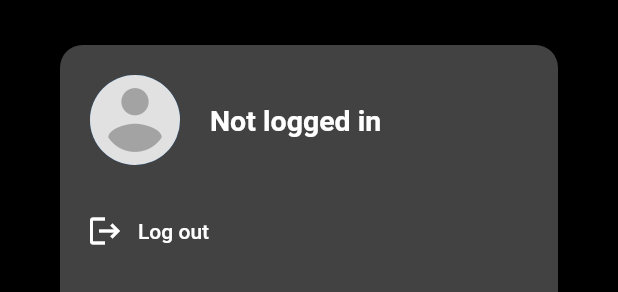
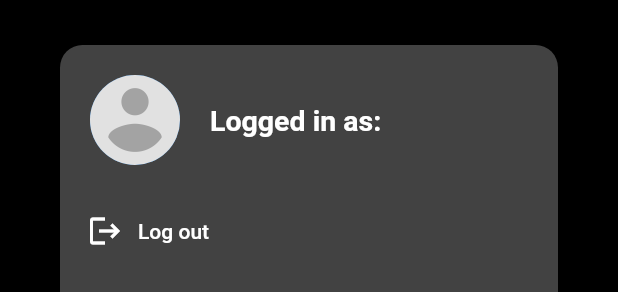
Before and after one commit to kosodrzewina/playlister, a Flutter app: the ProfileDialog widget shown alone on an empty page, opened directly, after a tap on "Log in", on a phone screen of 412 x 824 dp. Shown: the part 375-667 px from the top of the screen. Run offline on Flutter 3.47's test engine with Material 2 defaults, Android fonts, the phone set to English and light mode, and no system bars; our stand-ins replace flutter_svg, fluttertoast, mobx, shared_preferences; accounts and stored records are empty; generated files the repository leaves out were written again; project files that could hold a hidden picture were left out.

Commit message:
theming stuff

```diff
--- a/lib/pages/api_key_dialog.dart
+++ b/lib/pages/api_key_dialog.dart
@@ -31,10 +31,6 @@ class _ApiKeyDialogState extends State<ApiKeyDialog> {
   @override
   Widget build(BuildContext context) {
     return Dialog(
-      backgroundColor: Theme.of(context).cardColor,
-      shape: RoundedRectangleBorder(
-        borderRadius: BorderRadius.circular(15),
-      ),
       child: Column(
         mainAxisSize: MainAxisSize.min,
         children: [
--- a/lib/pages/profile_dialog.dart
+++ b/lib/pages/profile_dialog.dart
@@ -17,9 +17,6 @@ class _ProfileDialogState extends State<ProfileDialog> {
   @override
   Widget build(BuildContext context) {
     return Dialog(
-      shape: RoundedRectangleBorder(
-        borderRadius: BorderRadius.circular(15),
-      ),
       child: Column(
         mainAxisSize: MainAxisSize.min,
         children: [
@@ -33,10 +30,10 @@ class _ProfileDialogState extends State<ProfileDialog> {
               ),
               const SizedBox(width: 20),
               Text(
-                L10n.of(context)!.profileDialog_notLoggedIn,
-                style: const TextStyle(
-                  fontSize: 19,
-                ),
+                loggedIn
+                    ? L10n.of(context)!.profileDialog_loggedInAs
+                    : L10n.of(context)!.profileDialog_notLoggedIn,
+                style: Theme.of(context).textTheme.headline6,
               ),
             ],
           ),
```
Also changed, not shown: lib/themes.dart (+10 -2 lines).
